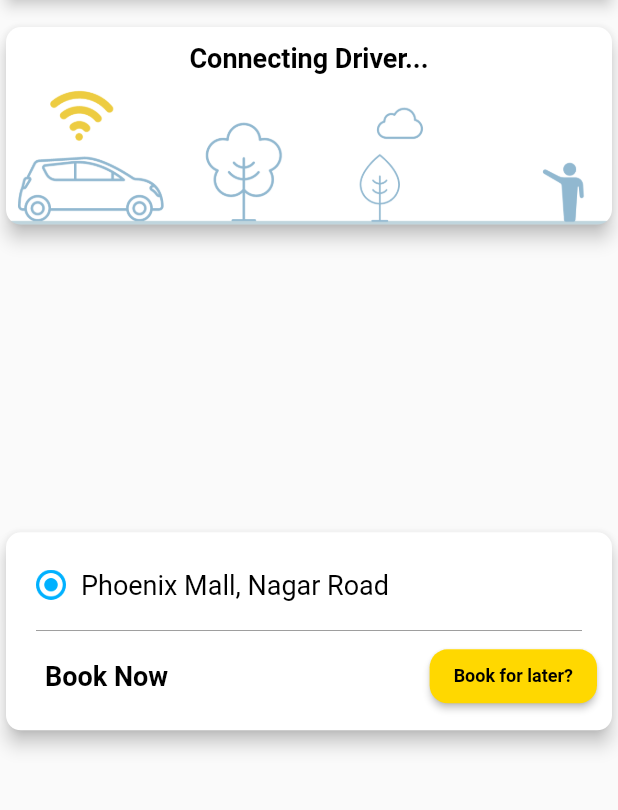
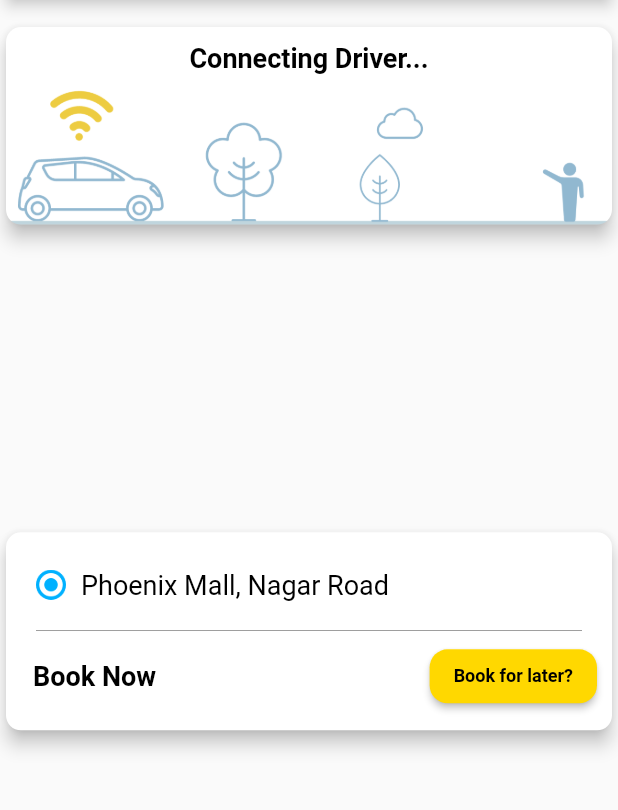
Before and after one commit to SumitTrivedi073/EnviUserFlutter, a Flutter app: the HomePage screen opened directly, on a phone screen of 412 x 824 dp, the part 204-1014 px from its top. Run offline on Flutter 3.47's test engine with Material 2 defaults, Android fonts, the phone set to English and light mode, and no system bars; our stand-ins replace fluttertoast, shared_preferences; accounts and stored records are empty; network calls fail; project files that could hold a hidden picture were left out.

Commit message:
1) replace deprecated button

```diff
--- a/lib/uiwidget/frombookschedule.dart
+++ b/lib/uiwidget/frombookschedule.dart
@@ -32,7 +32,7 @@ class _FromBookScheduleWidgetPageState extends State<FromBookScheduleWidget> {
                     },
                     child: Container(
                       height: 50,
-                      margin: EdgeInsets.only(left: 10),
+                      margin: const EdgeInsets.only(left: 10),
                       child: Row(
                         children: [
                           Image.asset(
@@ -64,13 +64,12 @@ class _FromBookScheduleWidgetPageState extends State<FromBookScheduleWidget> {
                     height: 1,
                   ),
                 ),
-                Container(
+                SizedBox(
                   height: 50,
                   child: Row(
                     mainAxisAlignment: MainAxisAlignment.spaceBetween,
                     children: [
-                      FlatButton(
-                        color: isButtonPressed ? Colors.white : Colors.white,
+                      TextButton(
                         child: const Text(
                           'Book Now',
                           style: TextStyle(
```
